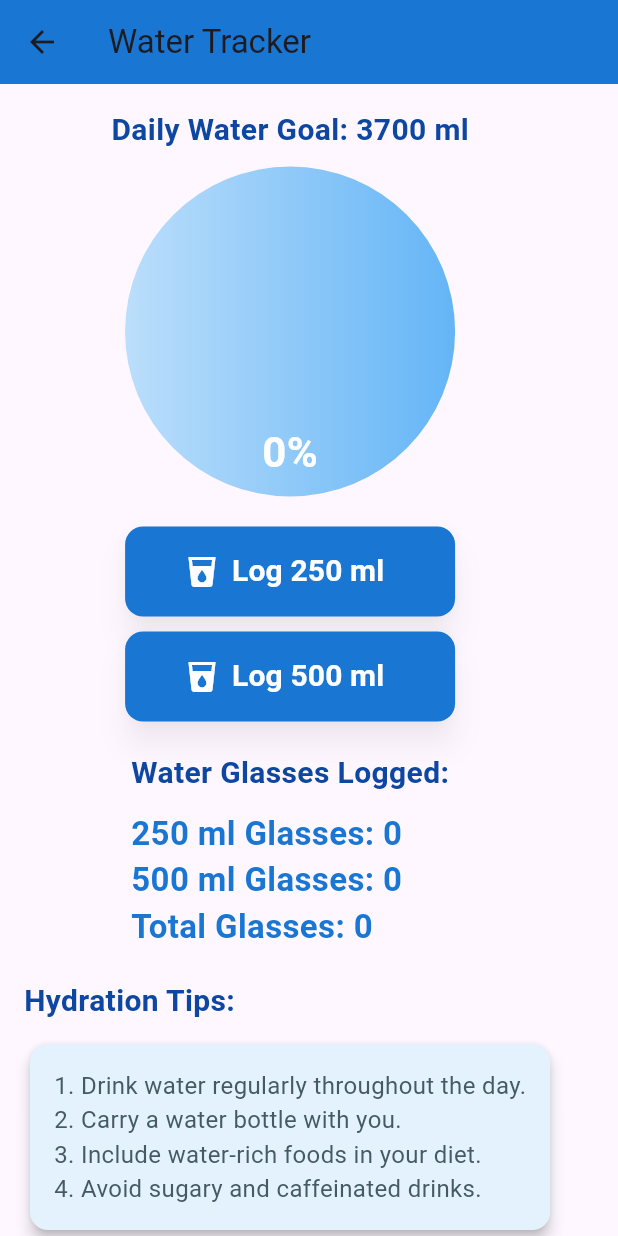
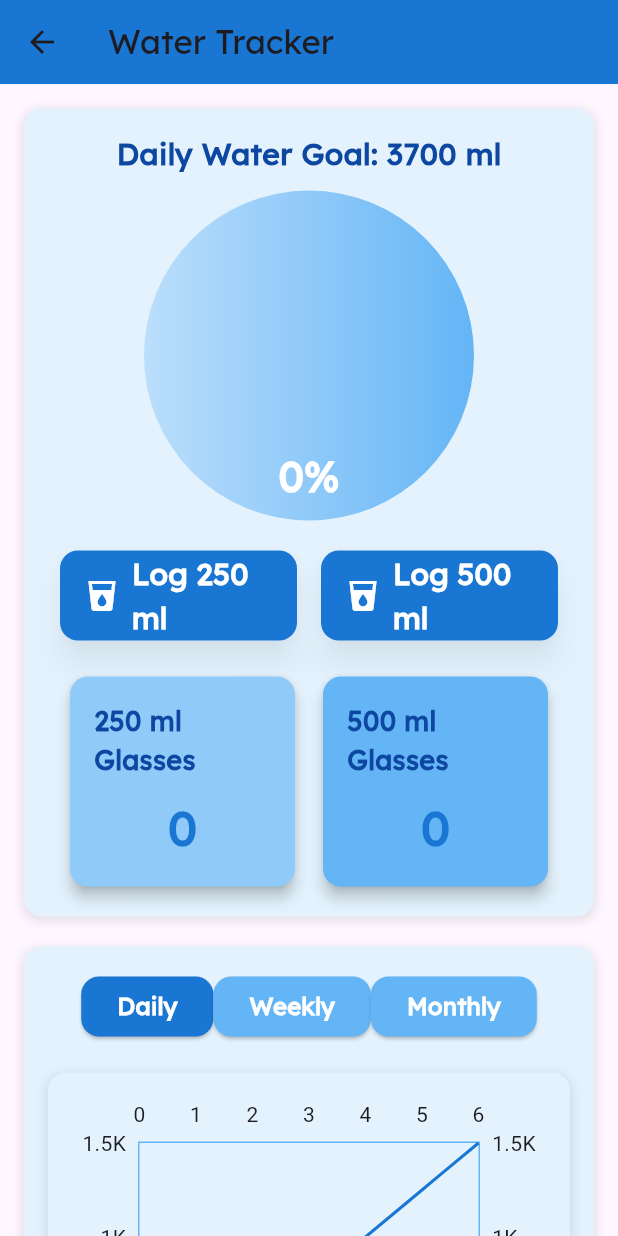
Before and after one commit to hashanwijemanna/NutriMob, a Flutter app: the WaterTrackingScreen screen opened directly, on a phone screen of 412 x 824 dp. Run offline on Flutter 3.47's test engine with Material 3 defaults, Android fonts, the phone set to English and light mode, and no system bars; drawn by our look-alikes of fl_chart; our stand-ins replace cloud_firestore, firebase_auth, firebase_core, firebase_database, google_fonts, google_sign_in and 1 more; accounts and stored records are empty.

Commit message:
update
patch update

```diff
--- a/nutri_mob/lib/WaterTracker.dart
+++ b/nutri_mob/lib/WaterTracker.dart
@@ -1,4 +1,5 @@
 import 'package:flutter/material.dart';
+import 'package:fl_chart/fl_chart.dart';
 
 class WaterTrackingScreen extends StatefulWidget {
   @override
@@ -10,6 +11,11 @@ class _WaterTrackingScreenState extends State<WaterTrackingScreen> {
   final int waterGoal = 3700; // daily goal in ml
   int count250mlGlasses = 0; // Count of 250 ml glasses logged
   int count500mlGlasses = 0; // Count of 500 ml glasses logged
+
+  String _selectedPeriod = 'Daily'; // Default period
+  List<int> _dailyData = [0, 250, 500, 750, 1000, 1250, 1500]; // Sample daily data
+  List<int> _weeklyData = [0, 500, 1000, 1500, 2000, 2500, 3000]; // Sample weekly data
+  List<int> _monthlyData = [0, 2000, 4000, 6000, 8000, 10000, 12000]; // Sample monthly data
 
   void _logWater(int amount) {
     setState(() {
@@ -29,7 +35,7 @@ class _WaterTrackingScreenState extends State<WaterTrackingScreen> {
 
     return Scaffold(
       appBar: AppBar(
-        title: Text('Water Tracker'),
+        title: Text('Water Tracker', style: TextStyle(fontFamily: 'Lexend')),
         backgroundColor: Colors.blue.shade700,
         elevation: 0,
       ),
@@ -38,11 +44,9 @@ class _WaterTrackingScreenState extends State<WaterTrackingScreen> {
         child: Column(
           crossAxisAlignment: CrossAxisAlignment.center,
           children: [
-            _buildWaterLevelTracker(size),
+            _buildDailyWaterTracker(size),
             SizedBox(height: isPortrait ? 20 : 30),
-            _buildLogWaterButtons(),
-            SizedBox(height: isPortrait ? 20 : 30),
-            _buildWaterGlassesCount(),
+            _buildWaterConsumedAnalysis(size),
             SizedBox(height: isPortrait ? 20 : 30),
             _buildHydrationTips(),
           ],
@@ -51,9 +55,23 @@ class _WaterTrackingScreenState extends State<WaterTrackingScreen> {
     );
   }
 
-  Widget _buildWaterLevelTracker(Size size) {
+  Widget _buildDailyWaterTracker(Size size) {
     double progress = waterConsumed / waterGoal;
-    return Column(
+    return Container(
+      padding: EdgeInsets.all(16),
+      decoration: BoxDecoration(
+        color: Colors.blue.shade50,
+        borderRadius: BorderRadius.circular(12),
+        boxShadow: [
+          BoxShadow(
+            color: Colors.black.withOpacity(0.1),
+            spreadRadius: 1,
+            blurRadius: 5,
+            offset: Offset(0, 2),
+          ),
+        ],
+      ),
+      child: Column(
         children: [
           Text(
             'Daily Water Goal: $waterGoal ml',
@@ -61,6 +79,7 @@ class _WaterTrackingScreenState extends State<WaterTrackingScreen> {
               fontSize: size.width > 600 ? 24 : 20,
               fontWeight: FontWeight.bold,
               color: Colors.blue.shade900,
+              fontFamily: 'Lexend',
             ),
           ),
           SizedBox(height: 10),
@@ -100,6 +119,7 @@ class _WaterTrackingScreenState extends State<WaterTrackingScreen> {
                         fontSize: size.width > 600 ? 34 : 28,
                         color: Colors.white,
                         fontWeight: FontWeight.bold,
+                        fontFamily: 'Lexend',
                       ),
                     ),
                   ],
@@ -107,18 +127,52 @@ class _WaterTrackingScreenState extends State<WaterTrackingScreen> {
               ),
             ],
           ),
+          SizedBox(height: 20),
+          _buildLogWaterButtons(),
+          SizedBox(height: 20),
+          _buildWaterGlassesCount(),
         ],
+      ),
+    );
+  }
+
+  Widget _buildWaterConsumedAnalysis(Size size) {
+    return Container(
+      padding: EdgeInsets.all(16),
+      decoration: BoxDecoration(
+        color: Colors.blue.shade50,
+        borderRadius: BorderRadius.circular(12),
+        boxShadow: [
+          BoxShadow(
+            color: Colors.black.withOpacity(0.1),
+            spreadRadius: 1,
+            blurRadius: 5,
+            offset: Offset(0, 2),
+          ),
+        ],
+      ),
+      child: Column(
+        children: [
+          _buildPeriodSelector(),
+          SizedBox(height: 20),
+          _buildWaterConsumptionChart(),
+        ],
+      ),
     );
   }
 
   Widget _buildLogWaterButtons() {
-    return Column(
+    return Row(
+      mainAxisAlignment: MainAxisAlignment.center,
       children: [
-        ElevatedButton.icon(
+        Expanded(
+          child: Padding(
+            padding: const EdgeInsets.symmetric(horizontal: 8.0),
+            child: ElevatedButton.icon(
               onPressed: () => _logWater(250),
               style: ElevatedButton.styleFrom(
                 backgroundColor: Colors.blue.shade700,
-            minimumSize: Size(220, 60),
+                minimumSize: Size(double.infinity, 60),
                 shape: RoundedRectangleBorder(
                   borderRadius: BorderRadius.circular(12),
                 ),
@@ -128,15 +182,19 @@ class _WaterTrackingScreenState extends State<WaterTrackingScreen> {
               icon: Icon(Icons.local_drink, size: 24, color: Colors.white),
               label: Text(
                 'Log 250 ml',
-            style: TextStyle(fontSize: 20, fontWeight: FontWeight.bold, color: Colors.white),
+                style: TextStyle(fontSize: 20, fontWeight: FontWeight.bold, color: Colors.white, fontFamily: 'Lexend'),
               ),
             ),
-        SizedBox(height: 10),
-        ElevatedButton.icon(
+          ),
+        ),
+        Expanded(
+          child: Padding(
+            padding: const EdgeInsets.symmetric(horizontal: 8.0),
+            child: ElevatedButton.icon(
               onPressed: () => _logWater(500),
               style: ElevatedButton.styleFrom(
                 backgroundColor: Colors.blue.shade700,
-            minimumSize: Size(220, 60),
+                minimumSize: Size(double.infinity, 60),
                 shape: RoundedRectangleBorder(
                   borderRadius: BorderRadius.circular(12),
                 ),
@@ -146,7 +204,9 @@ class _WaterTrackingScreenState extends State<WaterTrackingScreen> {
               icon: Icon(Icons.local_drink, size: 24, color: Colors.white),
               label: Text(
                 'Log 500 ml',
-            style: TextStyle(fontSize: 20, fontWeight: FontWeight.bold, color: Colors.white),
+                style: TextStyle(fontSize: 20, fontWeight: FontWeight.bold, color: Colors.white, fontFamily: 'Lexend'),
+              ),
+            ),
           ),
         ),
       ],
@@ -154,44 +214,144 @@ class _WaterTrackingScreenState extends State<WaterTrackingScreen> {
   }
 
   Widget _buildWaterGlassesCount() {
-    int totalGlassesCount = count250mlGlasses + count500mlGlasses;
-    return Column(
-      crossAxisAlignment: CrossAxisAlignment.start,
+    return Row(
+      mainAxisAlignment: MainAxisAlignment.spaceEvenly,
+      children: [
+        _buildGlassCountCard('250 ml Glasses', count250mlGlasses, Colors.blue.shade200),
+        _buildGlassCountCard('500 ml Glasses', count500mlGlasses, Colors.blue.shade300),
+      ],
+    );
+  }
+
+  Widget _buildGlassCountCard(String title, int count, Color color) {
+    return Card(
+      color: color,
+      elevation: 4,
+      shape: RoundedRectangleBorder(
+        borderRadius: BorderRadius.circular(12.0),
+      ),
+      child: Container(
+        width: 150,
+        padding: EdgeInsets.all(16.0),
+        child: Column(
+          mainAxisAlignment: MainAxisAlignment.center,
           children: [
             Text(
-          'Water Glasses Logged:',
+              title,
               style: TextStyle(
-            fontSize: 20,
+                fontSize: 18,
                 fontWeight: FontWeight.bold,
                 color: Colors.blue.shade900,
+                fontFamily: 'Lexend',
               ),
             ),
             SizedBox(height: 10),
             Text(
-          '250 ml Glasses: $count250mlGlasses',
+              '$count',
               style: TextStyle(
-            fontSize: 22,
+                fontSize: 32,
                 fontWeight: FontWeight.bold,
                 color: Colors.blue.shade700,
-          ),
-        ),
-        Text(
-          '500 ml Glasses: $count500mlGlasses',
-          style: TextStyle(
-            fontSize: 22,
-            fontWeight: FontWeight.bold,
-            color: Colors.blue.shade700,
-          ),
-        ),
-        Text(
-          'Total Glasses: $totalGlassesCount',
-          style: TextStyle(
-            fontSize: 22,
-            fontWeight: FontWeight.bold,
-            color: Colors.blue.shade700,
+                fontFamily: 'Lexend',
               ),
             ),
           ],
+        ),
+      ),
+    );
+  }
+
+  Widget _buildPeriodSelector() {
+    return Row(
+      mainAxisAlignment: MainAxisAlignment.center,
+      children: [
+        _buildPeriodButton('Daily'),
+        _buildPeriodButton('Weekly'),
+        _buildPeriodButton('Monthly'),
+      ],
+    );
+  }
+
+  Widget _buildPeriodButton(String period) {
+    return ElevatedButton(
+      onPressed: () {
+        setState(() {
+          _selectedPeriod = period;
+        });
+      },
+      style: ElevatedButton.styleFrom(
+        backgroundColor: _selectedPeriod == period ? Colors.blue.shade700 : Colors.blue.shade300,
+        shape: RoundedRectangleBorder(
+          borderRadius: BorderRadius.circular(12),
+        ),
+      ),
+      child: Text(
+        period,
+        style: TextStyle(fontSize: 16, fontWeight: FontWeight.bold, color: Colors.white, fontFamily: 'Lexend'),
+      ),
+    );
+  }
+
+  Widget _buildWaterConsumptionChart() {
+    List<int> data;
+
+    switch (_selectedPeriod) {
+      case 'Weekly':
+        data = _weeklyData;
+        break;
+      case 'Monthly':
+        data = _monthlyData;
+        break;
+      case 'Daily':
+      default:
+        data = _dailyData;
+        break;
+    }
+
+    return Container(
+      padding: EdgeInsets.all(16),
+      decoration: BoxDecoration(
+        color: Colors.blue.shade50,
+        borderRadius: BorderRadius.circular(12),
+        boxShadow: [
+          BoxShadow(
+            color: Colors.black.withOpacity(0.1),
+            spreadRadius: 1,
+            blurRadius: 5,
+            offset: Offset(0, 2),
+          ),
+        ],
+      ),
+      child: SizedBox(
+        height: 250,
+        child: LineChart(
+          LineChartData(
+            gridData: FlGridData(show: false),
+            titlesData: FlTitlesData(show: true),
+            borderData: FlBorderData(
+              show: true,
+              border: Border.all(
+                color: Colors.blue.shade300,
+                width: 1,
+              ),
+            ),
+            lineBarsData: [
+              LineChartBarData(
+                spots: List.generate(data.length, (index) => FlSpot(index.toDouble(), data[index].toDouble())),
+                isCurved: true,
+                color: Colors.blue.shade700, // Updated to `color`
+                dotData: FlDotData(show: false),
+                belowBarData: BarAreaData(show: false),
+              ),
+            ],
+            lineTouchData: LineTouchData(enabled: false),
+            minX: 0,
+            maxX: (data.length - 1).toDouble(),
+            minY: 0,
+            maxY: data.reduce((a, b) => a > b ? a : b).toDouble(),
+          ),
+        ),
+      ),
     );
   }
 
@@ -205,6 +365,7 @@ class _WaterTrackingScreenState extends State<WaterTrackingScreen> {
             fontSize: 20,
             fontWeight: FontWeight.bold,
             color: Colors.blue.shade900,
+            fontFamily: 'Lexend',
           ),
         ),
         SizedBox(height: 10),
@@ -221,7 +382,7 @@ class _WaterTrackingScreenState extends State<WaterTrackingScreen> {
                   '2. Carry a water bottle with you.\n'
                   '3. Include water-rich foods in your diet.\n'
                   '4. Avoid sugary and caffeinated drinks.',
-              style: TextStyle(fontSize: 16, color: Colors.blueGrey.shade700),
+              style: TextStyle(fontSize: 16, color: Colors.blueGrey.shade700, fontFamily: 'Lexend'),
             ),
           ),
         ),
```
Also changed, not shown: nutri_mob/lib/User.dart (+1 -20 lines), nutri_mob/lib/home.dart (+104 -96 lines). Lines whose indentation alone changed are shown as unchanged.
